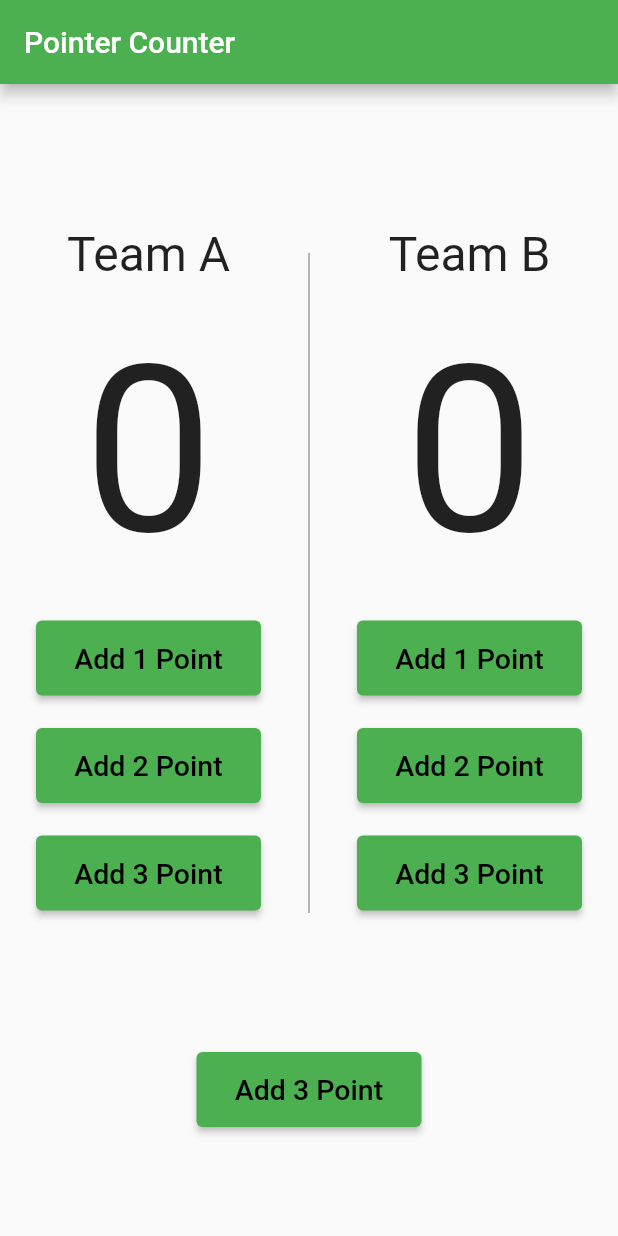
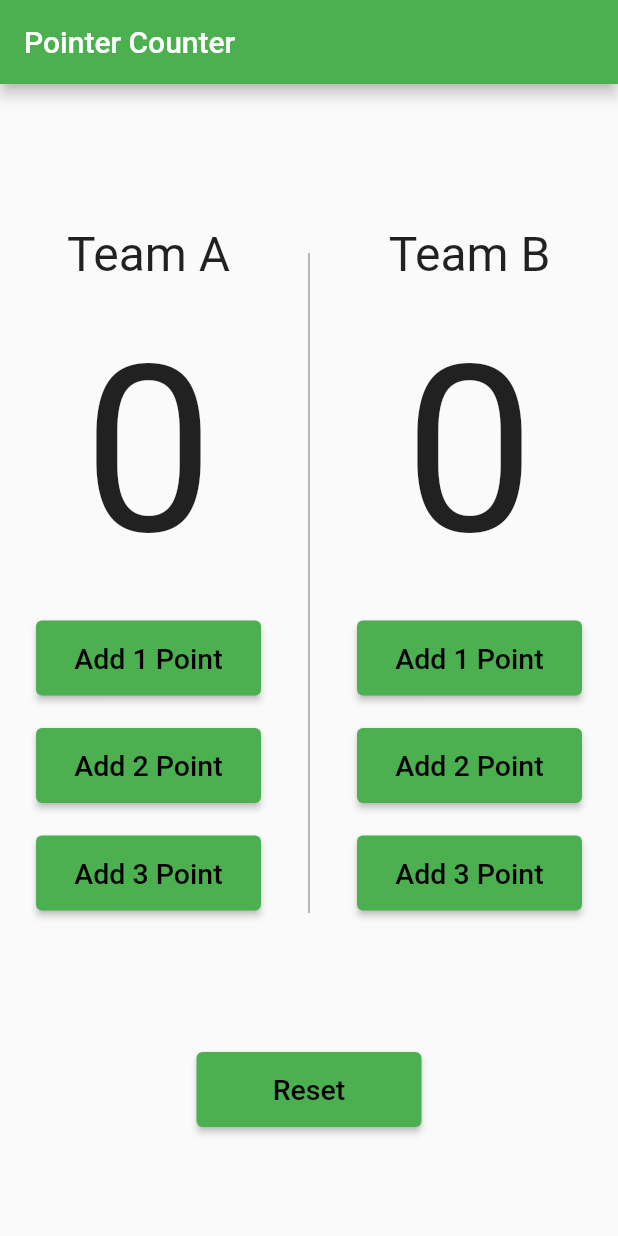
Before and after one commit to MOoRoshdy/FLUTTER_PROJECTS_APP, a Flutter app: the screen it shows after launch, on a phone screen of 412 x 824 dp. Run offline on Flutter 3.47's test engine with Material 2 defaults, Android fonts, the phone set to English and light mode, and no system bars.

Commit message:
add vairables to change counter

```diff
--- a/basketball/lib/main.dart
+++ b/basketball/lib/main.dart
@@ -5,7 +5,8 @@ void main() {
 }
 
 class BasketBall extends StatelessWidget {
-  const BasketBall({super.key});
+  int team_A_points = 0;
+  int team_B_points = 0;
 
   @override
   Widget build(BuildContext context) {
@@ -32,7 +33,7 @@ class BasketBall extends StatelessWidget {
                         style: TextStyle(fontSize: 32),
                       ),
                       Text(
-                        '0',
+                        '$team_A_points',
                         style: TextStyle(fontSize: 155),
                       ),
                       ElevatedButton(
@@ -84,7 +85,7 @@ class BasketBall extends StatelessWidget {
                         style: TextStyle(fontSize: 32),
                       ),
                       Text(
-                        '0',
+                        '$team_B_points',
                         style: TextStyle(fontSize: 155),
                       ),
                       ElevatedButton(
@@ -124,7 +125,7 @@ class BasketBall extends StatelessWidget {
                   primary: Colors.green, minimumSize: Size(150, 50)),
               onPressed: () {},
               child: Text(
-                'Add 3 Point',
+                'Reset',
                 style: TextStyle(fontSize: 19, color: Colors.black),
               ),
             )
```
